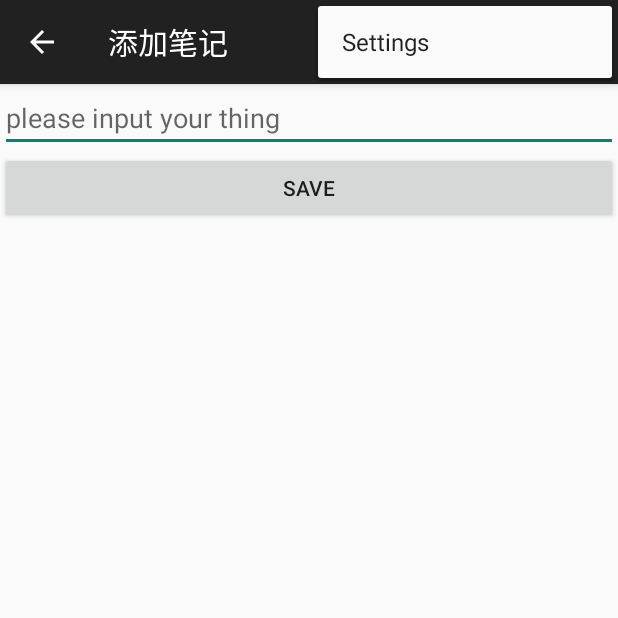
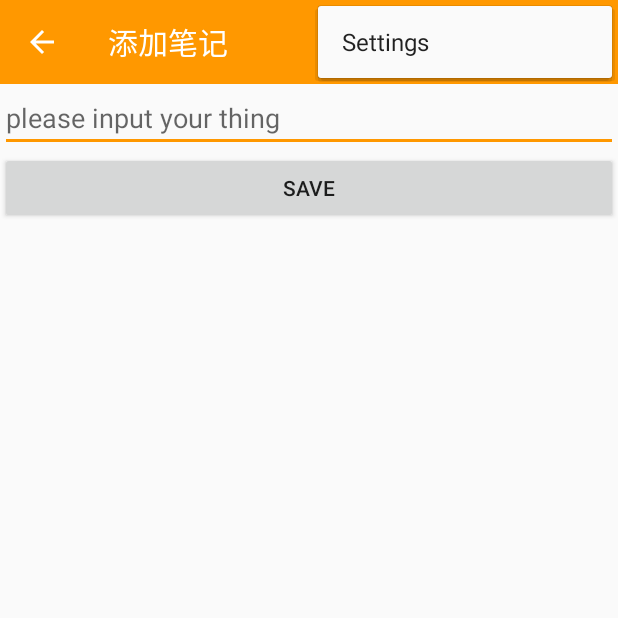
Before and after one commit to tracytheron/OnWayFrame, an Android app: the AddOrEditNoteActivity screen opened directly, with no data from a screen before it, with the options menu open, on a phone screen of 412 x 824 dp, the top half of it. Run offline under Robolectric (Android 15) with nearby library versions, the phone set to English and light mode, and no system bars; our stand-ins replace ButterKnife; 4 statements that could not run were skipped.

Commit message:
try to add anim but fail and update red add button show logical

```diff
--- a/app/src/main/AndroidManifest.xml
+++ b/app/src/main/AndroidManifest.xml
@@ -33,7 +33,8 @@
             android:label="@string/title_activity_note_detail" >
         </activity>
         <activity
-            android:name=".ui.activity.AddOrEditNoteActivity">
+            android:name=".ui.activity.AddOrEditNoteActivity"
+            android:windowSoftInputMode="stateHidden">
         </activity>
     </application>
 
--- a/app/src/main/java/com/offgoing/mao/aliframe/ui/activity/AddOrEditNoteActivity.java
+++ b/app/src/main/java/com/offgoing/mao/aliframe/ui/activity/AddOrEditNoteActivity.java
@@ -3,9 +3,15 @@ package com.offgoing.mao.aliframe.ui.activity;
 import android.content.Intent;
 import android.os.Bundle;
 import android.text.TextUtils;
+import android.util.Log;
 import android.view.Menu;
 import android.view.MenuItem;
 import android.view.View;
+import android.view.ViewGroup;
+import android.view.animation.AlphaAnimation;
+import android.view.animation.Animation;
+import android.view.animation.AnimationSet;
+import android.view.animation.ScaleAnimation;
 import android.widget.Button;
 import android.widget.EditText;
 
@@ -35,6 +41,26 @@ public class AddOrEditNoteActivity extends BaseActivity<DefaultControl> {
     public void onCreate(Bundle savedInstanceState) {
         super.onCreate(savedInstanceState);
         setContentView(R.layout.fragment_add_note);
+        ViewGroup viewGroup = (ViewGroup) getWindow().getDecorView();
+        int childCount = viewGroup.getChildCount();
+        Log.i("----","childCount:"+childCount);
+        View roorView = viewGroup.getChildAt(0);
+
+        AlphaAnimation alphaAnimation = new AlphaAnimation(0,1);
+        alphaAnimation.setDuration(1000);
+
+        ScaleAnimation scaleAnimation = new ScaleAnimation(
+                0.0f, 0.0f,
+                0.0f, 1.4f,
+                Animation.ABSOLUTE, 0.5f,
+                Animation.ABSOLUTE, 0.5f);
+        scaleAnimation.setDuration(1000);
+
+        AnimationSet animationSet = new AnimationSet(true);
+        animationSet.addAnimation(alphaAnimation);
+        animationSet.addAnimation(scaleAnimation);
+
+        roorView.setAnimation(animationSet);
         ButterKnife.inject(this);
         initView();
     }
--- a/app/src/main/java/com/offgoing/mao/aliframe/ui/base/BaseActivity.java
+++ b/app/src/main/java/com/offgoing/mao/aliframe/ui/base/BaseActivity.java
@@ -23,6 +23,7 @@ import java.lang.reflect.Type;
 import java.util.HashMap;
 import java.util.Map;
 
+import com.offgoing.mao.aliframe.R;
 import com.offgoing.mao.aliframe.annotation.view.EventListener;
 import com.offgoing.mao.aliframe.annotation.view.Select;
 import com.offgoing.mao.aliframe.annotation.view.ViewInject;
@@ -35,6 +36,7 @@ import android.os.Handler;
 import android.os.Message;
 import android.support.v7.app.ActionBar;
 import android.support.v7.app.ActionBarActivity;
+import android.support.v7.widget.Toolbar;
 import android.text.TextUtils;
 import android.view.View;
 import android.view.ViewGroup.LayoutParams;
@@ -207,8 +209,13 @@ public abstract class BaseActivity<T extends BaseControl> extends ActionBarActiv
 		Click,LongClick,ItemClick,itemLongClick
 	}
 	public void initActionBar(boolean displayHomeAsUpEnabled,int title){
-        ActionBar actionBar =  getSupportActionBar();
-        actionBar.setDisplayHomeAsUpEnabled(displayHomeAsUpEnabled);
-        actionBar.setTitle(title);
+//        ActionBar actionBar =  getSupportActionBar();
+//        actionBar.setDisplayHomeAsUpEnabled(displayHomeAsUpEnabled);
+//        actionBar.setTitle(title);
+        Toolbar toolbar = (Toolbar)findViewById(R.id.my_awesome_toolbar);
+        if(toolbar==null)return;
+        toolbar.setTitle(title);
+        setSupportActionBar(toolbar);
+        getSupportActionBar().setDisplayHomeAsUpEnabled(displayHomeAsUpEnabled);
     }
 }
--- a/app/src/main/java/com/offgoing/mao/aliframe/ui/control/NavigationManager.java
+++ b/app/src/main/java/com/offgoing/mao/aliframe/ui/control/NavigationManager.java
@@ -15,7 +15,7 @@ public class NavigationManager {
         Intent intent = new Intent(context,AddOrEditNoteActivity.class);
         context.startActivityForResult(intent,1);
     }
-    public static void gotEditNoteActivity(Activity context,Note note){
+    public static void gotoEditNoteActivity(Activity context,Note note){
         Intent intent = new Intent(context,AddOrEditNoteActivity.class);
         intent.putExtra("note",note);
         context.startActivityForResult(intent,1);
--- /dev/null
+++ b/app/src/main/res/anim/anim_enter.xml
@@ -0,0 +1,15 @@
+<?xml version="1.0" encoding="UTF-8"?>
+<set xmlns:android="http://schemas.android.com/apk/res/android">
+    <scale
+    android:duration="@android:integer/config_mediumAnimTime"
+    android:pivotX="69.99999%" android:pivotY="100.0%"
+    android:fromXScale="0.0"
+    android:toXScale="1.0"
+    android:fromYScale="0.0"
+    android:toYScale="1.0" />
+
+    <alpha
+    android:duration="@android:integer/config_mediumAnimTime"
+    android:fromAlpha="0.0"
+    android:toAlpha="1.0" />
+</set>
--- /dev/null
+++ b/app/src/main/res/anim/anim_exit.xml
@@ -0,0 +1,14 @@
+<?xml version="1.0" encoding="utf-8"?>
+<set xmlns:android="http://schemas.android.com/apk/res/android">
+    <scale android:duration="@android:integer/config_mediumAnimTime"
+        android:pivotX="50.0%"
+        android:pivotY="50.0%"
+        android:fromXScale="1.0"
+        android:toXScale="0.4"
+        android:fromYScale="1.0"
+        android:toYScale="0.4" />
+    <alpha
+        android:duration="@android:integer/config_mediumAnimTime"
+        android:fromAlpha="1.0"
+        android:toAlpha="0.0" />
+</set>
--- /dev/null
+++ b/app/src/main/res/anim/back_enter.xml
@@ -0,0 +1,5 @@
+<?xml version="1.0" encoding="utf-8"?>
+<set xmlns:android="http://schemas.android.com/apk/res/android">
+    <scale android:duration="@android:integer/config_mediumAnimTime" android:pivotX="50.0%" android:pivotY="50.0%" android:fromXScale="1.5" android:toXScale="1.0" android:fromYScale="1.5" android:toYScale="1.0" />
+    <alpha android:duration="@android:integer/config_mediumAnimTime" android:fromAlpha="0.4" android:toAlpha="1.0" />
+</set>
--- /dev/null
+++ b/app/src/main/res/anim/back_exit.xml
@@ -0,0 +1,5 @@
+<?xml version="1.0" encoding="utf-8"?>
+<set xmlns:android="http://schemas.android.com/apk/res/android">
+    <scale android:duration="@android:integer/config_mediumAnimTime" android:pivotX="50.0%" android:pivotY="50.0%" android:fromXScale="1.0" android:toXScale="0.4" android:fromYScale="1.0" android:toYScale="0.4" />
+    <alpha android:duration="@android:integer/config_mediumAnimTime" android:fromAlpha="1.0" android:toAlpha="0.0" />
+</set>
--- a/app/src/main/res/layout/fragment_add_note.xml
+++ b/app/src/main/res/layout/fragment_add_note.xml
@@ -2,10 +2,12 @@
 <ScrollView xmlns:android="http://schemas.android.com/apk/res/android"
 android:layout_width="match_parent"
 android:layout_height="match_parent">
+
     <LinearLayout
         android:orientation="vertical"
         android:layout_width="match_parent"
         android:layout_height="match_parent">
+        <include layout="@layout/layout_toolbar"/>
         <EditText
             android:id="@+id/et_note_content"
             android:layout_width="match_parent"
--- /dev/null
+++ b/app/src/main/res/layout/layout_toolbar.xml
@@ -0,0 +1,13 @@
+<?xml version="1.0" encoding="utf-8"?>
+<android.support.v7.widget.Toolbar xmlns:android="http://schemas.android.com/apk/res/android"
+    xmlns:app="http://schemas.android.com/apk/res-auto"
+    android:id="@+id/my_awesome_toolbar"
+    android:layout_width="fill_parent"
+    android:layout_height="56dp"
+    android:layout_alignParentLeft="true"
+    android:layout_alignParentTop="true"
+    android:background="?attr/colorPrimary"
+    android:minHeight="?attr/actionBarSize"
+    app:popupTheme="@style/ThemeOverlay.AppCompat.Light"
+    app:theme="@style/ThemeOverlay.AppCompat.Dark.ActionBar" >
+</android.support.v7.widget.Toolbar>
--- a/app/src/main/res/values-21/theme.xml
+++ b/app/src/main/res/values-21/theme.xml
@@ -1,7 +1,13 @@
 <?xml version="1.0" encoding="utf-8"?>
 <resources>
     <!-- Base application theme. -->
-    <style name="AppTheme" parent="Theme.AppCompat.Light.DarkActionBar">
+    <style name="AppTheme" parent="Theme.AppCompat.Light.NoActionBar">
         <!-- Customize your theme here. -->
+        <item name="android:windowActionBar">false</item>
+        <item name="colorPrimary">@color/color_primary</item>
+
+        <item name="colorPrimaryDark">@color/color_primary_dark</item>
+
+        <item name="colorAccent">@color/color_primary</item>
     </style>
 </resources>
--- a/app/src/main/res/values/color.xml
+++ b/app/src/main/res/values/color.xml
@@ -3,4 +3,6 @@
     <color name="white">#ffffff</color>
     <color name="black">#000000</color>
     <color name="bk">#ffd6d6d6</color>
+    <color name="color_primary">#FF9800</color>
+    <color name="color_primary_dark">#E65100</color>
 </resources>
--- a/app/src/main/res/values/styles.xml
+++ b/app/src/main/res/values/styles.xml
@@ -1,8 +1,24 @@
 <resources>
 
     <!-- Base application theme. -->
-    <style name="AppTheme" parent="Theme.AppCompat.Light.DarkActionBar">
+    <style name="AppTheme" parent="Theme.AppCompat.Light.NoActionBar">
         <!-- Customize your theme here. -->
+        <item name="android:windowActionBar">false</item>
+        <item name="colorPrimary">@color/color_primary</item>
+
+        <item name="colorPrimaryDark">@color/color_primary_dark</item>
+
+        <item name="colorAccent">@color/color_primary</item>
+        <item name="android:windowAnimationStyle">@style/AnimationActivity</item>
     </style>
-
+    <style name="AnimationActivity" parent="@android:style/Animation.Activity">
+        <item name="android:activityOpenEnterAnimation">@null</item>
+        <item name="android:activityOpenExitAnimation">@null</item>
+        <item name="android:activityCloseEnterAnimation">@null</item>
+        <item name="android:activityCloseExitAnimation">@null</item>
+        <!--<item name="android:activityOpenEnterAnimation">@anim/anim_enter</item>-->
+        <!--<item name="android:activityOpenExitAnimation">@anim/anim_exit</item>-->
+        <!--<item name="android:activityCloseEnterAnimation">@anim/back_enter</item>-->
+        <!--<item name="android:activityCloseExitAnimation">@anim/back_exit</item>-->
+    </style>
 </resources>
```
Also changed, not shown: app/src/main/java/com/offgoing/mao/aliframe/ui/activity/MainActivity.java (+17 -38 lines), app/src/main/java/com/offgoing/mao/aliframe/ui/fragment/AddOrEditFragment.java (added, +60 -0 lines), app/src/main/java/com/offgoing/mao/aliframe/ui/fragment/NoteListFragment.java (+21 -7 lines), app/src/main/res/layout/activity_main.xml (+12 -0 lines), app/src/main/res/layout/fragment_note_list.xml (+8 -0 lines), app/src/main/res/drawable-xhdpi/icon_close.png (added).
